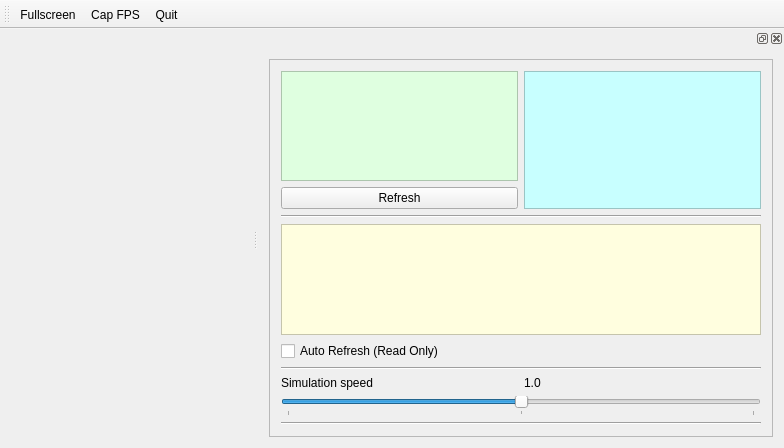
This is xkill-gui/MainWindow.ui in ensq/xkill-resources as Qt 5 draws it before an edit. The edited form follows.
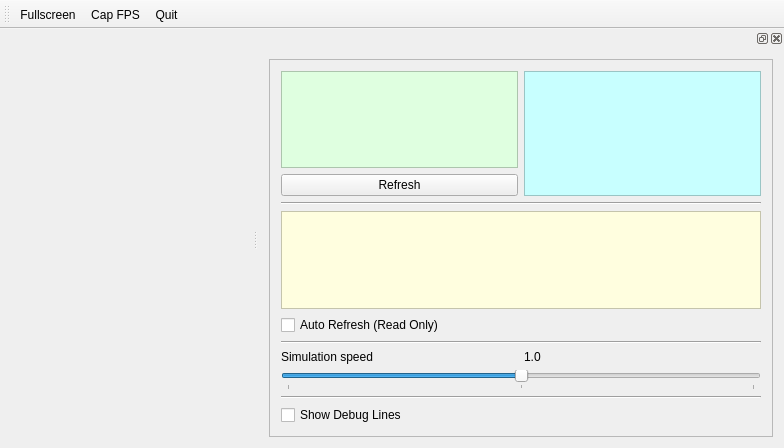
This is the edited form.

```diff
--- a/xkill-gui/MainWindow.ui
+++ b/xkill-gui/MainWindow.ui
@@ -47,7 +47,7 @@
          <rect>
           <x>0</x>
           <y>0</y>
-          <width>388</width>
+          <width>466</width>
           <height>383</height>
          </rect>
         </property>
@@ -181,6 +181,13 @@
            </property>
           </widget>
          </item>
+         <item>
+          <widget class="QCheckBox" name="checkBox_showDebugPhysics">
+           <property name="text">
+            <string>Show Debug Lines</string>
+           </property>
+          </widget>
+         </item>
          <item>
           <spacer name="verticalSpacer">
            <property name="orientation">
```
